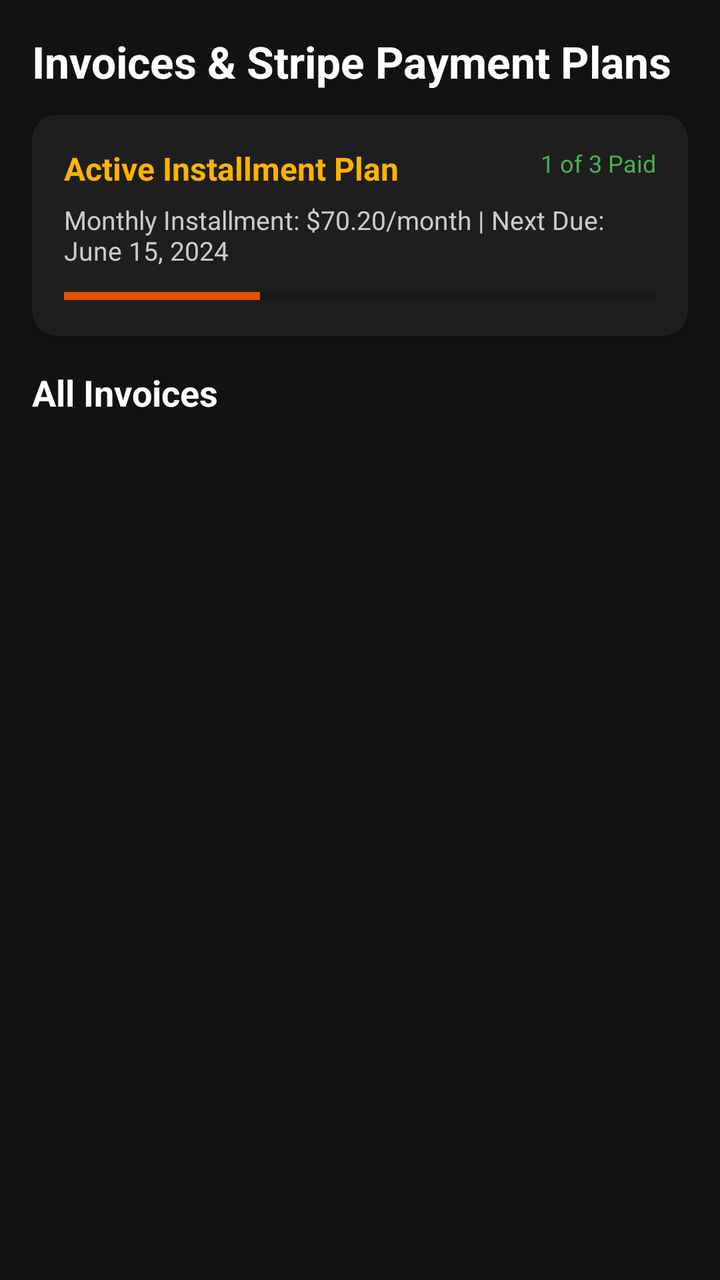
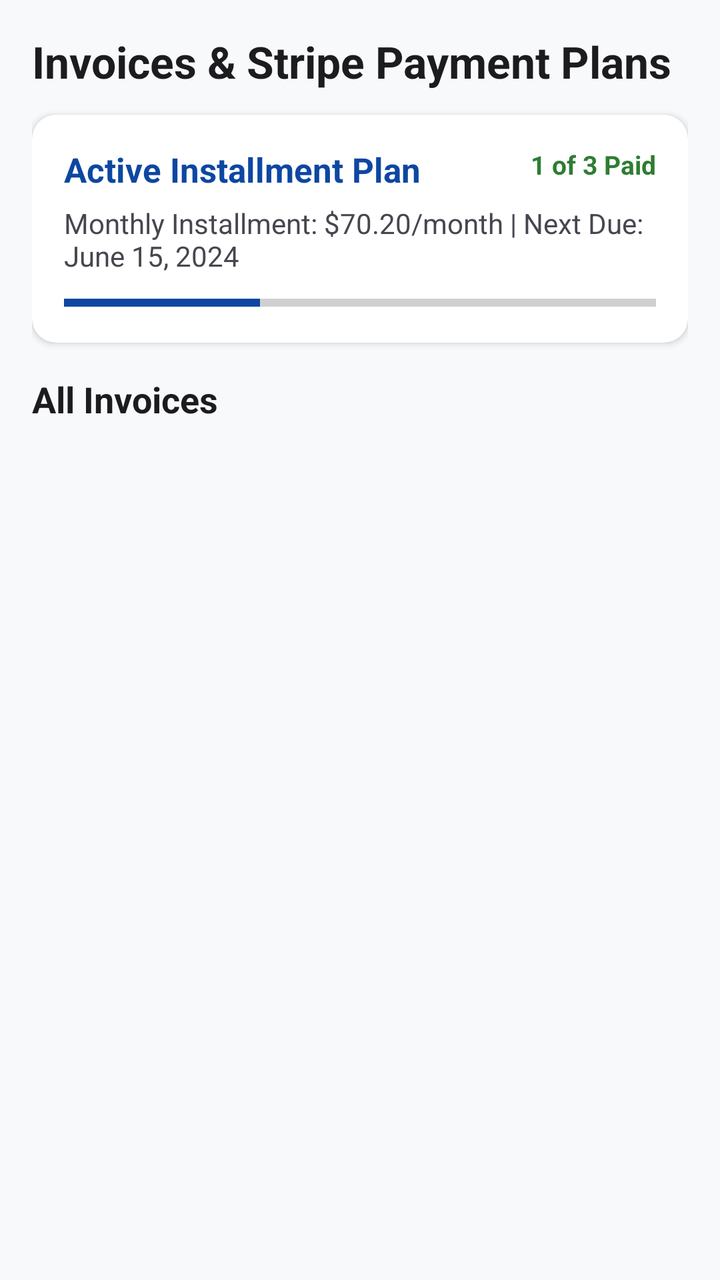

Two renders of the same Android screen: before a commit and after it. Below are the layout's source before the change and the commit's diff.
<!-- AndroidManifest.xml: application theme Theme.SecureAFenceClient -->
<!-- res/layout/fragment_invoices_payments.xml -->
<?xml version="1.0" encoding="utf-8"?>
<LinearLayout xmlns:android="http://schemas.android.com/apk/res/android"
    xmlns:app="http://schemas.android.com/apk/res-auto"
    android:layout_width="match_parent"
    android:layout_height="match_parent"
    android:orientation="vertical"
    android:background="#121212"
    android:padding="16dp">

    <TextView
        android:layout_width="wrap_content"
        android:layout_height="wrap_content"
        android:text="Invoices &amp; Stripe Payment Plans"
        android:textColor="#FFFFFF"
        android:textSize="22sp"
        android:textStyle="bold"
        android:layout_marginBottom="12dp" />

    <androidx.cardview.widget.CardView
        android:layout_width="match_parent"
        android:layout_height="wrap_content"
        app:cardBackgroundColor="#1E1E1E"
        app:cardCornerRadius="12dp"
        android:layout_marginBottom="16dp">

        <LinearLayout
            android:layout_width="match_parent"
            android:layout_height="wrap_content"
            android:orientation="vertical"
            android:padding="16dp">

            <RelativeLayout
                android:layout_width="match_parent"
                android:layout_height="wrap_content">

                <TextView
                    android:layout_width="wrap_content"
                    android:layout_height="wrap_content"
                    android:text="Active Installment Plan"
                    android:textColor="#FFB300"
                    android:textSize="16sp"
                    android:textStyle="bold" />

                <TextView
                    android:id="@+id/tvPlanStatus"
                    android:layout_width="wrap_content"
                    android:layout_height="wrap_content"
                    android:text="1 of 3 Paid"
                    android:textColor="#4CAF50"
                    android:textSize="12sp"
                    android:layout_alignParentEnd="true" />
            </RelativeLayout>

            <TextView
                android:id="@+id/tvPlanDetails"
                android:layout_width="wrap_content"
                android:layout_height="wrap_content"
                android:text="Monthly Installment: $70.20/month | Next Due: June 15, 2024"
                android:textColor="#CCCCCC"
                android:textSize="13sp"
                android:layout_marginTop="6dp" />

            <ProgressBar
                style="?android:attr/progressBarStyleHorizontal"
                android:layout_width="match_parent"
                android:layout_height="8dp"
                android:progress="33"
                android:progressTint="#FFE65100"
                android:layout_marginTop="10dp" />

        </LinearLayout>
    </androidx.cardview.widget.CardView>

    <TextView
        android:layout_width="wrap_content"
        android:layout_height="wrap_content"
        android:text="All Invoices"
        android:textColor="#FFFFFF"
        android:textSize="18sp"
        android:textStyle="bold"
        android:layout_marginBottom="8dp" />

    <ProgressBar
        android:id="@+id/pbLoading"
        android:layout_width="wrap_content"
        android:layout_height="wrap_content"
        android:layout_gravity="center"
        android:indeterminateTint="#FFE65100"
        android:visibility="gone" />

    <androidx.recyclerview.widget.RecyclerView
        android:id="@+id/rvInvoices"
        android:layout_width="match_parent"
        android:layout_height="0dp"
        android:layout_weight="1" />

</LinearLayout>
<!-- resources referenced by this layout -->
<resources>
  <style name="Theme.SecureAFenceClient" parent="Theme.MaterialComponents.DayNight.DarkActionBar">
          <item name="colorPrimary">@color/primary_orange</item>
          <item name="colorSecondary">@color/accent_gold</item>
      </style>
  <color name="primary_orange">#FFE65100</color>
  <color name="accent_gold">#FFFFB300</color>
</resources>

<!-- the commit's change to res/layout/fragment_invoices_payments.xml (unified diff, before → after) -->
@@ -4,14 +4,14 @@
     android:layout_width="match_parent"
     android:layout_height="match_parent"
     android:orientation="vertical"
-    android:background="#121212"
+    android:background="@color/bg_light"
     android:padding="16dp">
 
     <TextView
         android:layout_width="wrap_content"
         android:layout_height="wrap_content"
         android:text="Invoices &amp; Stripe Payment Plans"
-        android:textColor="#FFFFFF"
+        android:textColor="@color/text_primary"
         android:textSize="22sp"
         android:textStyle="bold"
         android:layout_marginBottom="12dp" />
@@ -19,7 +19,7 @@
     <androidx.cardview.widget.CardView
         android:layout_width="match_parent"
         android:layout_height="wrap_content"
-        app:cardBackgroundColor="#1E1E1E"
+        app:cardBackgroundColor="@color/white"
         app:cardCornerRadius="12dp"
         android:layout_marginBottom="16dp">
 
@@ -37,8 +37,8 @@
                     android:layout_width="wrap_content"
                     android:layout_height="wrap_content"
                     android:text="Active Installment Plan"
-                    android:textColor="#FFB300"
-                    android:textSize="16sp"
+                    android:textColor="@color/primary_blue"
+                    android:textSize="17sp"
                     android:textStyle="bold" />
 
                 <TextView
@@ -46,8 +46,9 @@
                     android:layout_width="wrap_content"
                     android:layout_height="wrap_content"
                     android:text="1 of 3 Paid"
-                    android:textColor="#4CAF50"
-                    android:textSize="12sp"
+                    android:textColor="@color/status_green"
+                    android:textSize="13sp"
+                    android:textStyle="bold"
                     android:layout_alignParentEnd="true" />
             </RelativeLayout>
 
@@ -56,8 +57,8 @@
                 android:layout_width="wrap_content"
                 android:layout_height="wrap_content"
                 android:text="Monthly Installment: $70.20/month | Next Due: June 15, 2024"
-                android:textColor="#CCCCCC"
-                android:textSize="13sp"
+                android:textColor="@color/text_secondary"
+                android:textSize="14sp"
                 android:layout_marginTop="6dp" />
 
             <ProgressBar
@@ -65,7 +66,7 @@
                 android:layout_width="match_parent"
                 android:layout_height="8dp"
                 android:progress="33"
-                android:progressTint="#FFE65100"
+                android:progressTint="@color/primary_blue"
                 android:layout_marginTop="10dp" />
 
         </LinearLayout>
@@ -75,7 +76,7 @@
         android:layout_width="wrap_content"
         android:layout_height="wrap_content"
         android:text="All Invoices"
-        android:textColor="#FFFFFF"
+        android:textColor="@color/text_primary"
         android:textSize="18sp"
         android:textStyle="bold"
         android:layout_marginBottom="8dp" />
@@ -85,7 +86,7 @@
         android:layout_width="wrap_content"
         android:layout_height="wrap_content"
         android:layout_gravity="center"
-        android:indeterminateTint="#FFE65100"
+        android:indeterminateTint="@color/primary_blue"
         android:visibility="gone" />
 
     <androidx.recyclerview.widget.RecyclerView
<!-- resource entries referenced after the edit -->
@@ -1,10 +1,21 @@
 <!-- resources referenced by this layout -->
 <resources>
-  <style name="Theme.SecureAFenceClient" parent="Theme.MaterialComponents.DayNight.DarkActionBar">
-          <item name="colorPrimary">@color/primary_orange</item>
-          <item name="colorSecondary">@color/accent_gold</item>
+  <color name="bg_light">#F8F9FA</color>
+  <color name="primary_blue">#0D47A1</color>
+  <color name="status_green">#2E7D32</color>
+  <color name="text_primary">#1C1B1F</color>
+  <color name="text_secondary">#49454F</color>
+  <color name="white">#FFFFFF</color>
+  <style name="Theme.SecureAFenceClient" parent="Theme.Material3.DayNight.NoActionBar">
+          <item name="colorPrimary">@color/primary_blue</item>
+          <item name="colorSecondary">@color/accent_orange</item>
+          <item name="colorOnPrimary">@color/white</item>
+          <item name="colorOnSecondary">@color/white</item>
+          <item name="android:windowBackground">@color/bg_light</item>
+          <item name="android:textColorPrimary">@color/text_primary</item>
+          <item name="android:textColorSecondary">@color/text_secondary</item>
+          <item name="android:statusBarColor">@color/primary_blue</item>
       </style>
-  <color name="primary_orange">#FFE65100</color>
-  <color name="accent_gold">#FFFFB300</color>
+  <color name="accent_orange">#FF6D00</color>
 </resources>
 
